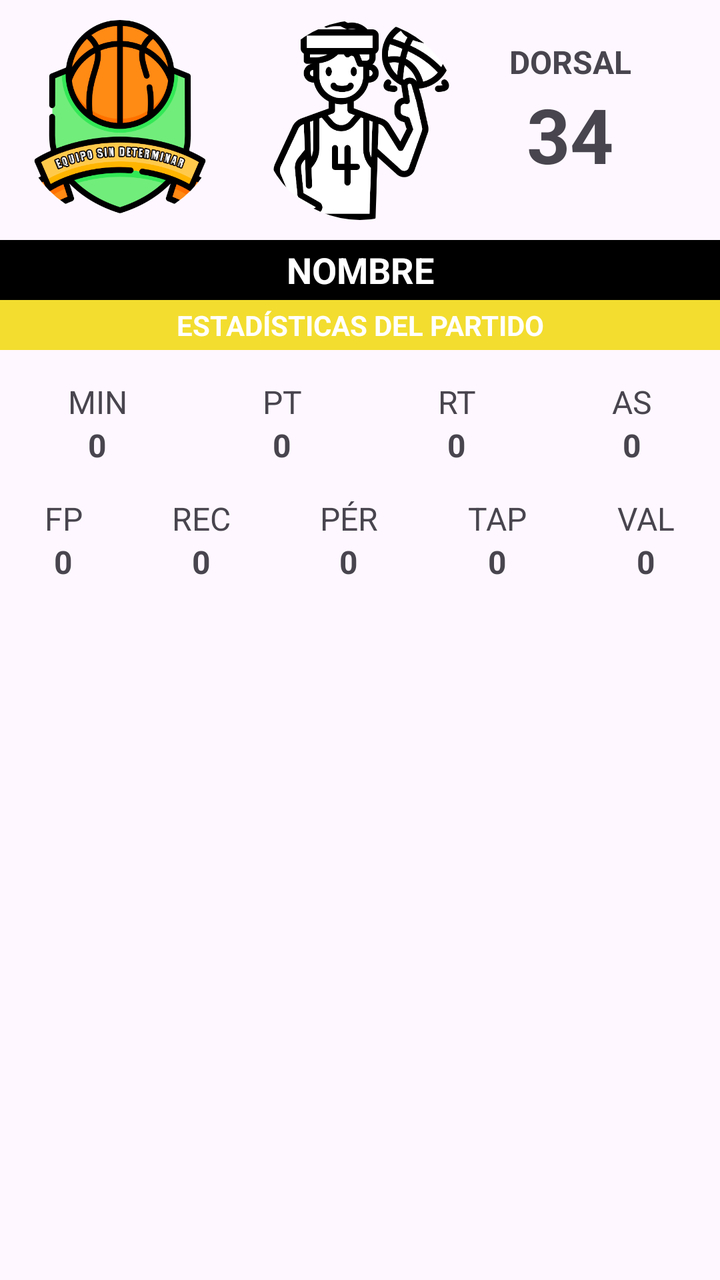
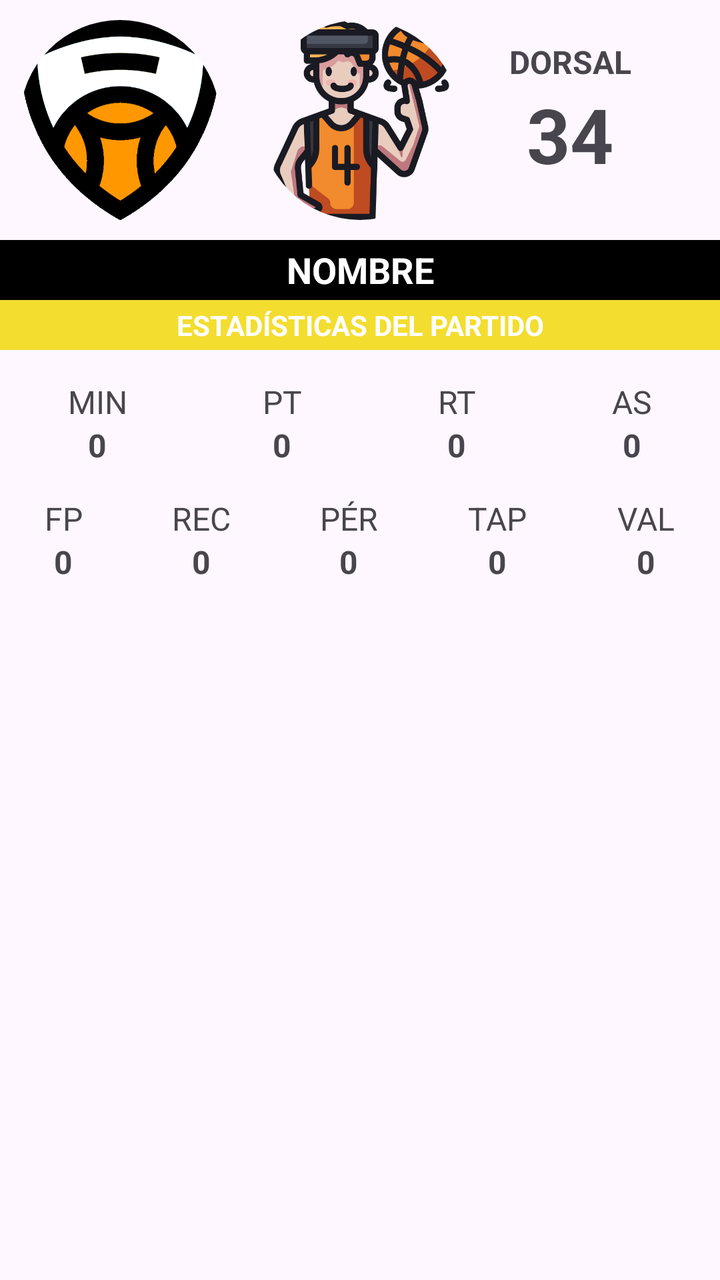

Compare the two renders of this Android layout. The source of the first and the diff that turns it into the second are given below.
<!-- AndroidManifest.xml: application theme Theme.UBB_estadistica -->
<!-- res/layout/estadistica_jugador_item.xml -->
<?xml version="1.0" encoding="utf-8"?>
<LinearLayout xmlns:android="http://schemas.android.com/apk/res/android"
    xmlns:app="http://schemas.android.com/apk/res-auto"
    android:layout_width="match_parent"
    android:layout_height="match_parent"
    android:orientation="vertical">

    <LinearLayout
        android:layout_width="match_parent"
        android:layout_height="wrap_content"
        android:layout_marginTop="10dp"
        android:layout_marginBottom="10dp"
        android:orientation="horizontal">

        <com.google.android.material.imageview.ShapeableImageView
            android:id="@+id/imgMVPEquipo"
            android:layout_width="100dp"
            android:layout_height="100dp"
            android:layout_marginLeft="10dp"
            android:scaleType="centerCrop"
            app:shapeAppearanceOverlay="@style/circular"
            app:srcCompat="@drawable/escudo_equipo" />

        <com.google.android.material.imageview.ShapeableImageView
            android:id="@+id/imgMVPJugador"
            android:layout_width="100dp"
            android:layout_height="100dp"
            android:layout_marginLeft="20dp"
            android:scaleType="centerCrop"
            app:shapeAppearanceOverlay="@style/circular"
            app:srcCompat="@drawable/jugador_blanco" />

        <LinearLayout
            android:layout_width="90dp"
            android:layout_height="80dp"
            android:layout_marginLeft="10dp"
            android:orientation="vertical">

            <TextView
                android:id="@+id/textView35"
                android:layout_width="match_parent"
                android:layout_height="wrap_content"
                android:layout_marginTop="10dp"
                android:gravity="center"
                android:text="DORSAL"
                android:textSize="16sp"
                android:textStyle="bold" />

            <TextView
                android:id="@+id/txtMVPDorsal"
                android:layout_width="match_parent"
                android:layout_height="wrap_content"
                android:gravity="center"
                android:text="34"
                android:textSize="38sp"
                android:textStyle="bold" />
        </LinearLayout>
    </LinearLayout>

    <TextView
        android:id="@+id/txtMVPNombre2"
        android:layout_width="match_parent"
        android:layout_height="30dp"
        android:background="@color/black"
        android:gravity="center"
        android:text="NOMBRE"
        android:textColor="@color/white"
        android:textSize="18sp"
        android:textStyle="bold" />

    <TextView
        android:id="@+id/textView55"
        android:layout_width="match_parent"
        android:layout_height="25dp"
        android:background="@color/yellow_logo"
        android:gravity="center"
        android:text="ESTADÍSTICAS DEL PARTIDO"
        android:textColor="@color/white"
        android:textStyle="bold" />

    <LinearLayout
        android:layout_width="match_parent"
        android:layout_height="wrap_content"
        android:layout_marginTop="15dp"
        android:orientation="horizontal">

        <LinearLayout
            android:layout_width="wrap_content"
            android:layout_height="wrap_content"
            android:layout_weight="1"
            android:orientation="vertical">

            <TextView
                android:id="@+id/textView75"
                android:layout_width="match_parent"
                android:layout_height="wrap_content"
                android:layout_weight="1"
                android:gravity="center"
                android:text="MIN"
                android:textSize="16sp" />

            <TextView
                android:id="@+id/txtMVPMinutos"
                android:layout_width="match_parent"
                android:layout_height="wrap_content"
                android:layout_weight="1"
                android:gravity="center"
                android:text="0"
                android:textSize="16sp"
                android:textStyle="bold" />
        </LinearLayout>

        <LinearLayout
            android:layout_width="wrap_content"
            android:layout_height="wrap_content"
            android:layout_weight="1"
            android:orientation="vertical">

            <TextView
                android:id="@+id/textView70"
                android:layout_width="match_parent"
                android:layout_height="wrap_content"
                android:layout_weight="1"
                android:gravity="center"
                android:text="PT"
                android:textSize="16sp" />

            <TextView
                android:id="@+id/txtMVPPuntos"
                android:layout_width="match_parent"
                android:layout_height="wrap_content"
                android:layout_weight="1"
                android:gravity="center"
                android:text="0"
                android:textSize="16sp"
                android:textStyle="bold" />
        </LinearLayout>

        <LinearLayout
            android:layout_width="wrap_content"
            android:layout_height="wrap_content"
            android:layout_weight="1"
            android:orientation="vertical">

            <TextView
                android:id="@+id/textView58"
                android:layout_width="match_parent"
                android:layout_height="wrap_content"
                android:gravity="center"
                android:text="RT"
                android:textSize="16sp" />

            <TextView
                android:id="@+id/txtMVPRebotes"
                android:layout_width="match_parent"
                android:layout_height="wrap_content"
                android:gravity="center"
                android:text="0"
                android:textSize="16sp"
                android:textStyle="bold" />
        </LinearLayout>

        <LinearLayout
            android:layout_width="wrap_content"
            android:layout_height="wrap_content"
            android:layout_weight="1"
            android:orientation="vertical">

            <TextView
                android:id="@+id/textView60"
                android:layout_width="match_parent"
                android:layout_height="wrap_content"
                android:gravity="center"
                android:text="AS"
                android:textSize="16sp" />

            <TextView
                android:id="@+id/txtMVPAsistencias"
                android:layout_width="match_parent"
                android:layout_height="wrap_content"
                android:gravity="center"
                android:text="0"
                android:textSize="16sp"
                android:textStyle="bold" />
        </LinearLayout>

    </LinearLayout>

    <LinearLayout
        android:layout_width="match_parent"
        android:layout_height="wrap_content"
        android:layout_marginTop="15dp"
        android:layout_marginBottom="25dp"
        android:orientation="horizontal">

        <LinearLayout
            android:layout_width="wrap_content"
            android:layout_height="wrap_content"
            android:layout_weight="1"
            android:orientation="vertical">

            <TextView
                android:id="@+id/textView62"
                android:layout_width="match_parent"
                android:layout_height="wrap_content"
                android:gravity="center"
                android:text="FP"
                android:textSize="16sp" />

            <TextView
                android:id="@+id/txtMVPFaltas"
                android:layout_width="match_parent"
                android:layout_height="wrap_content"
                android:gravity="center"
                android:text="0"
                android:textSize="16sp"
                android:textStyle="bold" />
        </LinearLayout>

        <LinearLayout
            android:layout_width="wrap_content"
            android:layout_height="wrap_content"
            android:layout_weight="1"
            android:orientation="vertical">

            <TextView
                android:id="@+id/textView72"
                android:layout_width="match_parent"
                android:layout_height="wrap_content"
                android:gravity="center"
                android:text="REC"
                android:textSize="16sp" />

            <TextView
                android:id="@+id/txtMVPRecuperaciones"
                android:layout_width="match_parent"
                android:layout_height="wrap_content"
                android:gravity="center"
                android:text="0"
                android:textSize="16sp"
                android:textStyle="bold" />
        </LinearLayout>

        <LinearLayout
            android:layout_width="wrap_content"
            android:layout_height="wrap_content"
            android:layout_weight="1"
            android:orientation="vertical">

            <TextView
                android:id="@+id/textView64"
                android:layout_width="match_parent"
                android:layout_height="wrap_content"
                android:gravity="center"
                android:text="PÉR"
                android:textSize="16sp" />

            <TextView
                android:id="@+id/txtMVPPerdidas"
                android:layout_width="match_parent"
                android:layout_height="wrap_content"
                android:gravity="center"
                android:text="0"
                android:textSize="16sp"
                android:textStyle="bold" />
        </LinearLayout>

        <LinearLayout
            android:layout_width="wrap_content"
            android:layout_height="wrap_content"
            android:layout_weight="1"
            android:orientation="vertical">

            <TextView
                android:id="@+id/textView66"
                android:layout_width="match_parent"
                android:layout_height="wrap_content"
                android:gravity="center"
                android:text="TAP"
                android:textSize="16sp" />

            <TextView
                android:id="@+id/txtMVPTapones"
                android:layout_width="match_parent"
                android:layout_height="wrap_content"
                android:gravity="center"
                android:text="0"
                android:textSize="16sp"
                android:textStyle="bold" />
        </LinearLayout>

        <LinearLayout
            android:layout_width="wrap_content"
            android:layout_height="wrap_content"
            android:layout_weight="1"
            android:orientation="vertical">

            <TextView
                android:id="@+id/textView68"
                android:layout_width="match_parent"
                android:layout_height="wrap_content"
                android:gravity="center"
                android:text="VAL"
                android:textSize="16sp" />

            <TextView
                android:id="@+id/txtMVPValoracion"
                android:layout_width="match_parent"
                android:layout_height="wrap_content"
                android:gravity="center"
                android:text="0"
                android:textSize="16sp"
                android:textStyle="bold" />
        </LinearLayout>
    </LinearLayout>
</LinearLayout>
<!-- resources referenced by this layout -->
<resources>
  <color name="black">#FF000000</color>
  <color name="white">#FFFFFFFF</color>
  <color name="yellow_logo">#F3DD2F</color>
  <!-- drawable escudo_equipo: png bitmap (drawable, 62532 bytes) -->
  <!-- drawable jugador_blanco: png bitmap (drawable, 42783 bytes) -->
  <style name="circular">
          <item name="cornerSize">50%</item>
      </style>
  <style name="Theme.UBB_estadistica" parent="Theme.MaterialComponents.DayNight.DarkActionBar">
          
          <item name="colorPrimary">@color/yellow_logo_500</item>
          <item name="colorPrimaryDark">@color/yellow_logo_700</item>
          <item name="colorAccent">@color/yellow_logo</item>
  
          <item name="colorPrimaryVariant">@color/yellow_logo_700</item>
          <item name="colorOnPrimary">@color/white</item>
          
          <item name="colorSecondary">@color/teal_200</item>
          <item name="colorSecondaryVariant">@color/teal_700</item>
          <item name="colorOnSecondary">@color/black</item>
          
          <item name="android:statusBarColor">@color/yellow_logo_700</item>
          
      </style>
  <color name="yellow_logo_500">#FFEB3B</color>
  <color name="yellow_logo_700">#FBC02D</color>
  <color name="teal_200">#FF03DAC5</color>
  <color name="teal_700">#FF018786</color>
</resources>

<!-- the commit's change to res/layout/estadistica_jugador_item.xml (unified diff, before → after) -->
@@ -19,7 +19,7 @@
             android:layout_marginLeft="10dp"
             android:scaleType="centerCrop"
             app:shapeAppearanceOverlay="@style/circular"
-            app:srcCompat="@drawable/escudo_equipo" />
+            app:srcCompat="@drawable/escudopredeterminado" />
 
         <com.google.android.material.imageview.ShapeableImageView
             android:id="@+id/imgMVPJugador"
@@ -28,7 +28,7 @@
             android:layout_marginLeft="20dp"
             android:scaleType="centerCrop"
             app:shapeAppearanceOverlay="@style/circular"
-            app:srcCompat="@drawable/jugador_blanco" />
+            app:srcCompat="@drawable/jugador_de_baloncesto" />
 
         <LinearLayout
             android:layout_width="90dp"
<!-- resource entries referenced after the edit -->
@@ -3,8 +3,8 @@
   <color name="black">#FF000000</color>
   <color name="white">#FFFFFFFF</color>
   <color name="yellow_logo">#F3DD2F</color>
-  <!-- drawable escudo_equipo: png bitmap (drawable, 62532 bytes) -->
-  <!-- drawable jugador_blanco: png bitmap (drawable, 42783 bytes) -->
+  <!-- drawable escudopredeterminado: png bitmap (drawable, 17382 bytes) -->
+  <!-- drawable jugador_de_baloncesto: png bitmap (drawable, 51891 bytes) -->
   <style name="circular">
           <item name="cornerSize">50%</item>
       </style>
